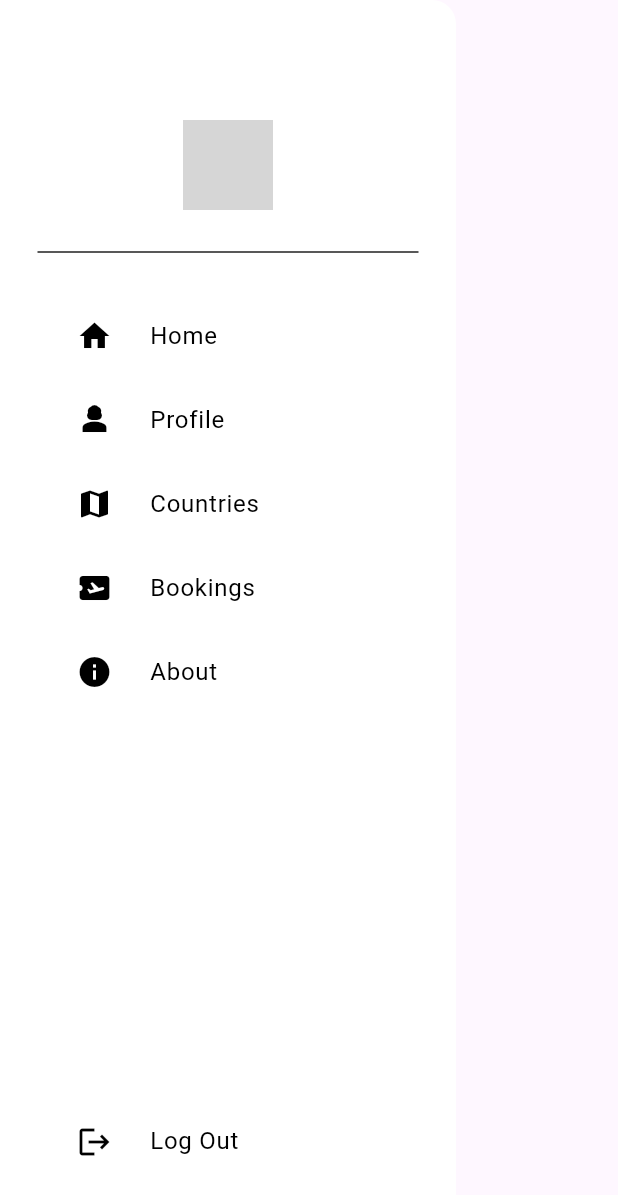
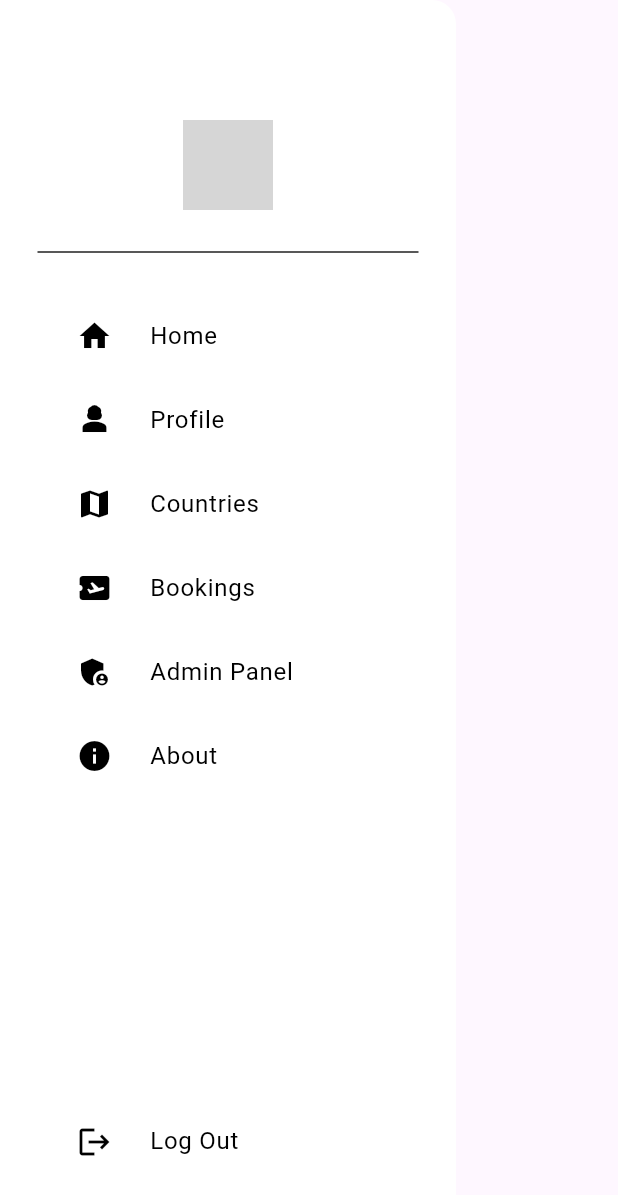
Before and after one commit to Ifty-Rahman/Travel_app, a Flutter app: the AppDrawer widget shown alone on an empty page, opened directly, on a phone screen of 412 x 824 dp. Shown: the top 1195 px of the screen. Run offline on Flutter 3.47's test engine with Material 3 defaults, Android fonts, the light colour scheme and no system bars; our stand-ins replace cloud_firestore, firebase_auth, firebase_core, firebase_storage, image_picker; missing offline and left inert: flutter_paypal_checkout, material_text_fields; accounts and stored records are empty; network calls fail; grey boxes are pictures that could not be loaded.

Commit message:
Admin panel update

```diff
--- a/lib/pages/booking.dart
+++ b/lib/pages/booking.dart
@@ -38,9 +38,11 @@ class _BookingPageState extends State<BookingPage> {
     );
 
     if (pickedDate != null && pickedDate != _selectedDate) {
-      setState(() {
+      setState(
+        () {
           _selectedDate = pickedDate;
-      });
+        },
+      );
     }
   }
 
--- a/lib/widgets/drawer.dart
+++ b/lib/widgets/drawer.dart
@@ -1,5 +1,6 @@
 import 'package:flutter/material.dart';
 import 'package:firebase_auth/firebase_auth.dart';
+import 'package:travel_agency/admin/admin_login.dart';
 import 'package:travel_agency/pages/about.dart';
 import 'package:travel_agency/pages/countries.dart';
 import 'package:travel_agency/pages/explore.dart';
@@ -158,6 +159,31 @@ class AppDrawer extends StatelessWidget {
                         context,
                         MaterialPageRoute(
                           builder: (context) {
+                            return AdminLoginPage();
+                          },
+                        ),
+                      );
+                    },
+                    child: ListTile(
+                      leading: Icon(
+                        Icons.admin_panel_settings,
+                        color: Colors.black,
+                      ),
+                      title: Text(
+                        "  Admin Panel",
+                        style: TextStyle(color: Colors.black),
+                      ),
+                    ),
+                  ),
+                ),
+                Padding(
+                  padding: EdgeInsets.only(left: 35),
+                  child: GestureDetector(
+                    onTap: () {
+                      Navigator.push(
+                        context,
+                        MaterialPageRoute(
+                          builder: (context) {
                             return AboutPage();
                           },
                         ),
--- a/pubspec.yaml
+++ b/pubspec.yaml
@@ -18,7 +18,7 @@ publish_to: 'none' # Remove this line if you wish to publish to pub.dev
 version: 1.0.0+1
 
 environment:
-  sdk: ">=2.12.0 <3.0.0"
+  sdk: ">=3.3.4"
 
 dependencies:
   flutter:
```
Also changed, not shown: lib/pages/login.dart (+0 -25 lines), pubspec.lock. Lines whose indentation alone changed are shown as unchanged.
